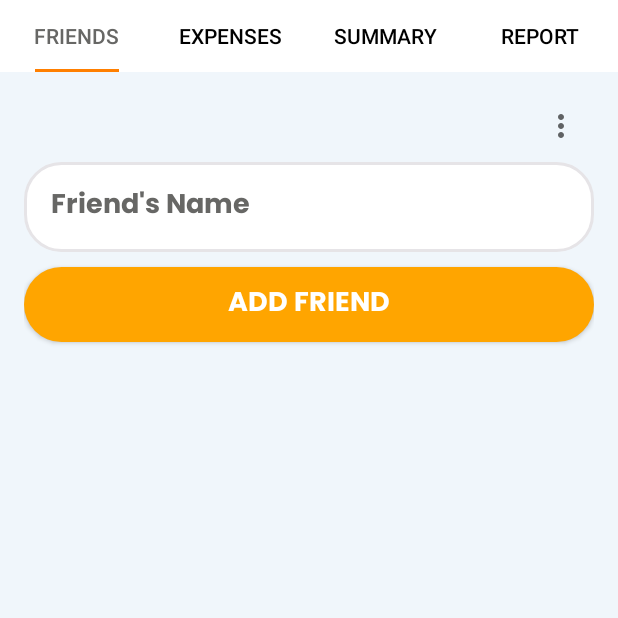
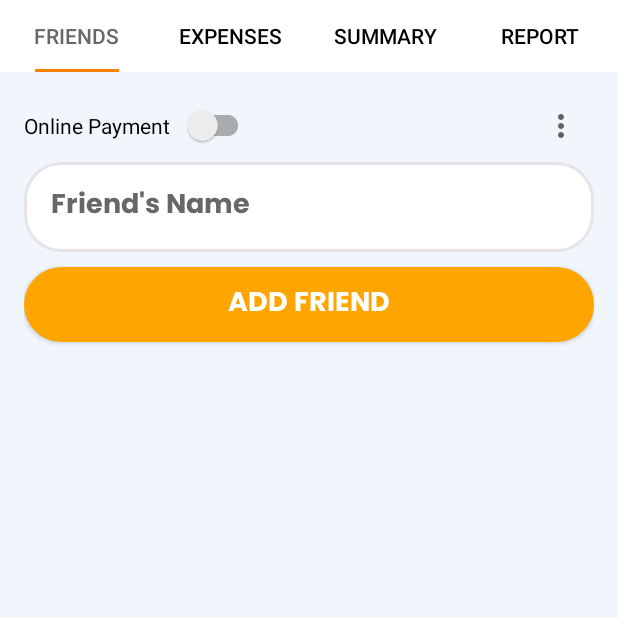
Before and after one commit to vinayakpenta29-boop/Ravi-Country-, an Android app: the screen it shows after launch (MainActivity), on a phone screen of 412 x 824 dp, the top half of it. Run offline under Robolectric (Android 15) with nearby library versions, the phone set to English and light mode, and no system bars.

Commit message:
Update fragment_friends.xml

```diff
--- a/app/src/main/res/layout/fragment_friends.xml
+++ b/app/src/main/res/layout/fragment_friends.xml
@@ -8,16 +8,49 @@
     android:orientation="vertical"
     android:padding="16dp">
 
-    <!-- Toolbar inside fragment for 3-dots menu -->
-    <androidx.appcompat.widget.Toolbar
-        android:id="@+id/friendsToolbar"
+    <!-- Top bar: Online Payment toggle + Toolbar 3-dots -->
+    <LinearLayout
         android:layout_width="match_parent"
         android:layout_height="40dp"
-        android:background="@color/background_dark"
+        android:orientation="horizontal"
+        android:gravity="center_vertical"
         android:paddingStart="0dp"
-        android:paddingEnd="0dp"
-        android:contentInsetStartWithNavigation="0dp"
-        app:popupTheme="@style/ThemeOverlay.AppCompat.Light" />
+        android:paddingEnd="0dp">
+
+        <!-- Online Payment toggle (left side) -->
+        <LinearLayout
+            android:layout_width="0dp"
+            android:layout_height="wrap_content"
+            android:layout_weight="1"
+            android:orientation="horizontal"
+            android:gravity="center_vertical">
+
+            <TextView
+                android:id="@+id/tvOnlinePaymentLabel"
+                android:layout_width="wrap_content"
+                android:layout_height="wrap_content"
+                android:text="Online Payment"
+                android:textColor="@color/input_text"
+                android:textSize="14sp" />
+
+            <androidx.appcompat.widget.SwitchCompat
+                android:id="@+id/switchOnlinePayment"
+                android:layout_width="wrap_content"
+                android:layout_height="wrap_content"
+                android:layout_marginStart="8dp" />
+        </LinearLayout>
+
+        <!-- Toolbar inside fragment for 3-dots menu (right side) -->
+        <androidx.appcompat.widget.Toolbar
+            android:id="@+id/friendsToolbar"
+            android:layout_width="wrap_content"
+            android:layout_height="match_parent"
+            android:background="@color/background_dark"
+            android:paddingStart="0dp"
+            android:paddingEnd="0dp"
+            android:contentInsetStartWithNavigation="0dp"
+            app:popupTheme="@style/ThemeOverlay.AppCompat.Light" />
+    </LinearLayout>
 
     <!-- Friend Name Input -->
     <EditText
```
